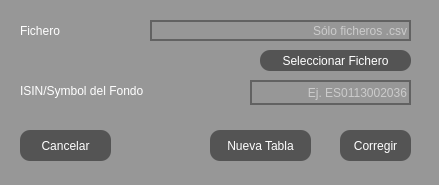
This is src/GUI/ManualRefreshView.ui in jesusramondovale/IngenicaSTS as Qt 5 draws it before an edit. The edited form follows.
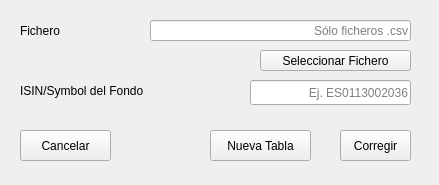
This is the edited form. Icons and pictures are not drawn.

```diff
--- a/src/GUI/ManualRefreshView.ui
+++ b/src/GUI/ManualRefreshView.ui
@@ -18,53 +18,7 @@
     <normaloff>../../dist/launcher/src/feather/mainLogo.ico</normaloff>../../dist/launcher/src/feather/mainLogo.ico</iconset>
   </property>
   <property name="styleSheet">
-   <string notr="true">* {
-	 background-color: rgb(151, 151, 151)
-}
-
-QLabel {
-	color: rgb(255, 255, 255);
-	font: 75 9pt &quot;Yu Gothic UI&quot;;
-	
-
-
-}
-
-QLineEdit {
-	border:  2px solid rgb(98, 98, 98);
-	border-radius: 15px;
-	color: rgb(255, 255, 255);
-	background-color: rgb(151, 151, 151)
-}
-QLineEdit:hover{
-	border: 2px solid rgb(48,50,62);
-}
-
-QLineEdit:focus {
-
-	border : 2px solid rgb(48,50,62)
-
-}
-
-
-QPushButton {
-
-	border-radius: 10px;
-	background-color: rgb(84, 84, 84);
-	color:rgb(255, 255, 255)
-
-}
-
-QPushButton:hover {
-	 background-color: rgb(0, 85,124);
-     color: rgb(255, 255, 255)
-}
-
-QPushButton:checked {
-                                    background-color: rgb(0, 85,124);
-                                    color: rgb(255, 255, 255)
-                                }
-
+   <string notr="true">
 </string>
   </property>
   <widget class="QWidget" name="centralwidget">
```
